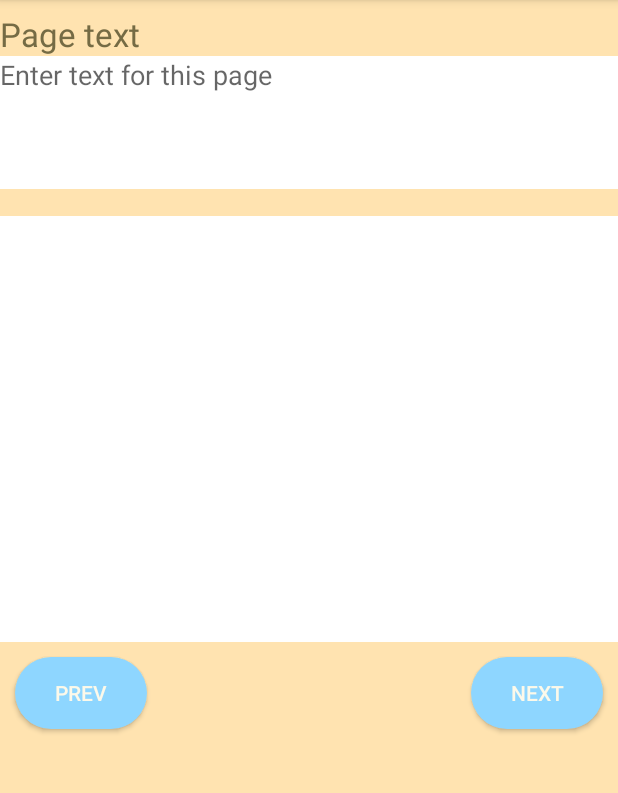
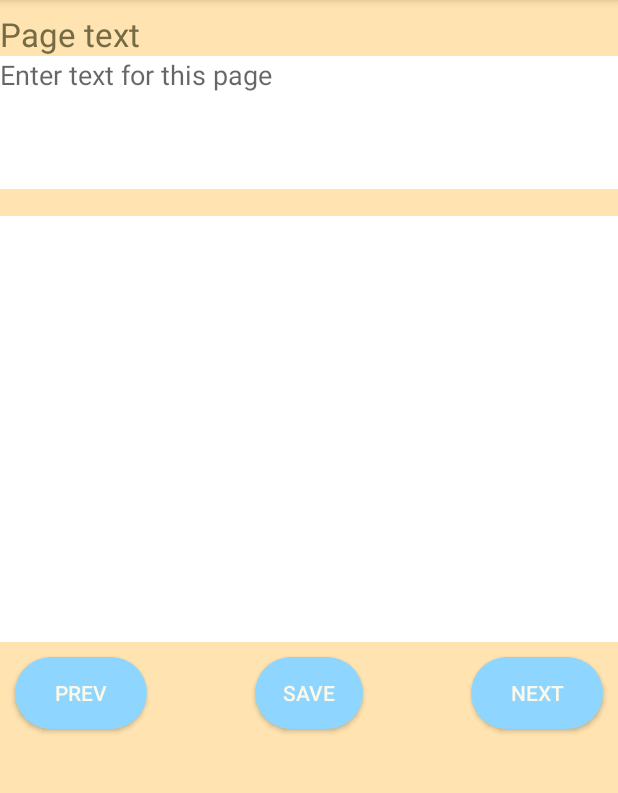
Before and after one commit to abigailduff98/CMSC436FinalProject, an Android app: the NewPageActivity screen opened directly, with no data from a screen before it, on a phone screen of 412 x 824 dp, the part 84-877 px from its top. Run offline under Robolectric (Android 15) with nearby library versions, the phone set to English and light mode, and no system bars.

Commit message:
save button

```diff
--- /dev/null
+++ b/app/src/main/java/project.readaloud/CreateActivity.kt
@@ -0,0 +1,4 @@
+package project.readaloud
+
+class CreateActivity {
+}
--- a/app/src/main/java/project.readaloud/CreateBookActivity.kt
+++ b/app/src/main/java/project.readaloud/CreateBookActivity.kt
@@ -14,6 +14,9 @@ import com.google.firebase.auth.FirebaseAuth
 import com.google.firebase.database.FirebaseDatabase
 //import com.google.firebase.storage.FirebaseStorage
 import java.net.URL
+import android.app.ListActivity
+import android.widget.AdapterView.OnItemClickListener
+import android.widget.TextView
 import java.util.*
 
 private const val TAG = "Book Creation"
--- a/app/src/main/res/layout/new_page.xml
+++ b/app/src/main/res/layout/new_page.xml
@@ -2,35 +2,37 @@
 <RelativeLayout xmlns:android="http://schemas.android.com/apk/res/android"
     android:layout_width="match_parent"
     android:layout_height="match_parent"
-    android:background="@color/primary_light"
-    >
+    android:layout_alignParentLeft="true"
+    android:layout_alignParentEnd="true"
+    android:background="@color/primary_light">
 
     <!-- Title -->
+
 
     <TextView
         android:id="@+id/TitleLabel"
         android:layout_width="wrap_content"
         android:layout_height="wrap_content"
         android:layout_marginTop="8dp"
-        android:textColor="#756b44"
+        android:text="@string/page_text"
 
-        android:text="@string/page_text"
-        android:textAppearance="?android:attr/textAppearanceLarge" />
+        android:textAppearance="?android:attr/textAppearanceLarge"
+        android:textColor="#756b44" />
 
     <EditText
         android:id="@+id/title"
         android:layout_width="match_parent"
-        android:lines="4"
-        android:gravity="top|start"
-        android:maxLength="200"
-        android:background="#FFFFFF"
-        android:textColor="#756b44"
         android:layout_height="wrap_content"
         android:layout_below="@+id/TitleLabel"
         android:layout_alignParentStart="true"
+        android:background="#FFFFFF"
         android:ems="10"
+        android:gravity="top|start"
         android:hint="@string/enter_text_for_this_page"
-        android:inputType="textMultiLine">
+        android:inputType="textMultiLine"
+        android:lines="4"
+        android:maxLength="200"
+        android:textColor="#756b44">
 
         <requestFocus />
     </EditText>
@@ -48,34 +50,45 @@
         android:id="@+id/prevPageButton"
         android:layout_width="wrap_content"
         android:layout_height="wrap_content"
+        android:layout_below="@+id/canvasView"
+        android:layout_alignStart="@+id/canvasView"
+        android:layout_marginStart="10dp"
         android:layout_marginTop="10dp"
-        android:layout_marginStart="10dp"
+        android:background="@drawable/rounded_edge"
+        android:onClick="prevPage"
+        android:text="@string/prev"
+        android:textColor="@color/white" />
+
+    <Button
+        android:id="@+id/saveButton"
+        android:layout_width="wrap_content"
+        android:layout_height="wrap_content"
         android:layout_below="@+id/canvasView"
-        android:onClick="prevPage"
-        android:layout_alignStart="@+id/canvasView"
+        android:layout_alignEnd="@+id/canvasView"
+        android:layout_marginTop="10dp"
+        android:layout_marginHorizontal="170dp"
         android:background="@drawable/rounded_edge"
-        android:textColor="@color/white"
-        android:text="@string/prev"
-    />
+        android:onClick="createBook"
+        android:text="Save"
+        android:textColor="@color/white" />
+
     <Button
         android:id="@+id/nextPageButton"
         android:layout_width="wrap_content"
         android:layout_height="wrap_content"
         android:layout_below="@+id/canvasView"
+        android:layout_alignEnd="@+id/canvasView"
         android:layout_marginTop="10dp"
         android:layout_marginEnd="10dp"
+        android:background="@drawable/rounded_edge"
         android:onClick="nextPage"
-        android:layout_alignEnd="@+id/canvasView"
-        android:background="@drawable/rounded_edge"
-        android:textColor="@color/white"
         android:text="@string/next"
-    />
+        android:textColor="@color/white" />
 
     <Space
         android:id="@+id/divider"
         android:layout_width="match_parent"
         android:layout_height="20dp"
-        android:layout_below="@+id/title"
-    />
+        android:layout_below="@+id/title" />
 
 </RelativeLayout>
```
